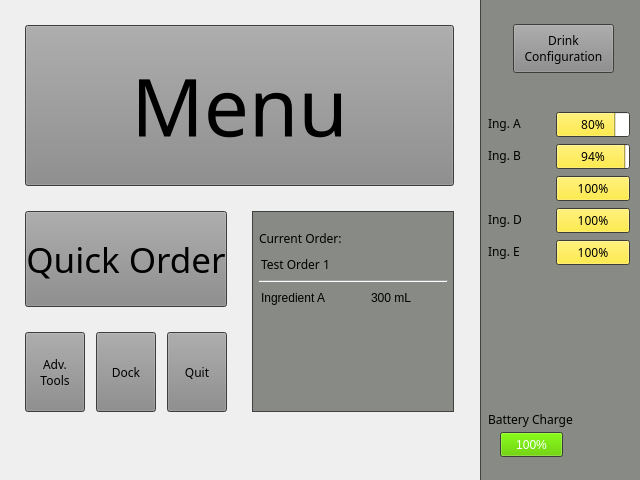
Old version of the form UI/stackedFinalSetupResized.ui in the repository BartenderButlerBot/Application.
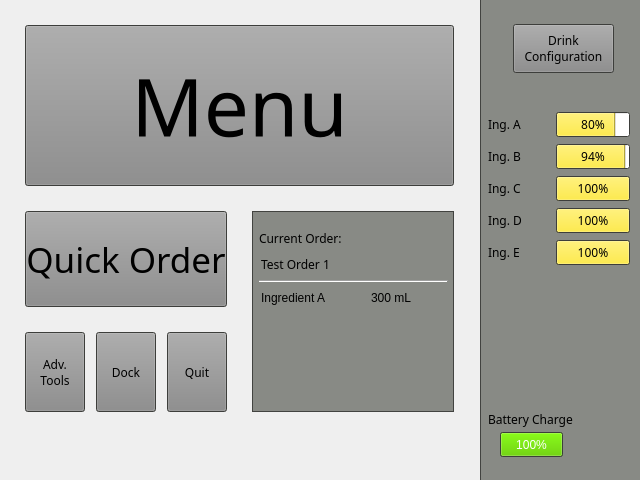
New version of the form. The open tabs and pages were chosen to show the change.

Commit message: prep for demo

Diff of the .ui file:
```diff
--- a/UI/stackedFinalSetupResized.ui
+++ b/UI/stackedFinalSetupResized.ui
@@ -351,7 +351,7 @@
        <x>488</x>
        <y>208</y>
        <width>56</width>
-       <height>22</height>
+       <height>25</height>
       </rect>
      </property>
      <property name="font">
@@ -477,7 +477,7 @@
        <x>488</x>
        <y>144</y>
        <width>56</width>
-       <height>22</height>
+       <height>25</height>
       </rect>
      </property>
      <property name="font">
@@ -648,7 +648,7 @@
        <x>488</x>
        <y>240</y>
        <width>56</width>
-       <height>22</height>
+       <height>25</height>
       </rect>
      </property>
      <property name="font">
@@ -847,7 +847,7 @@
        <x>488</x>
        <y>112</y>
        <width>56</width>
-       <height>22</height>
+       <height>25</height>
       </rect>
      </property>
      <property name="font">
@@ -1210,10 +1210,10 @@
     <widget class="QLabel" name="label_config_dynamicLater2">
      <property name="geometry">
       <rect>
-       <x>25</x>
-       <y>360</y>
+       <x>488</x>
+       <y>176</y>
        <width>56</width>
-       <height>72</height>
+       <height>25</height>
       </rect>
      </property>
      <property name="font">
```
Left out of the diff: 2 changed lines with no effect on the pictures. The commit also changes 1 other file.
